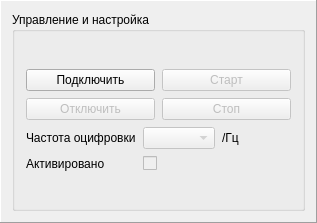
Above: src/resources/frm_online_control_device.ui from mcsltd/mcs-inRat-planner before the change. Below: the same form after it.
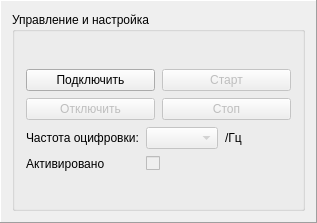
That is the form after the change.

Commit message: ui: hide gain changed widget

```diff
--- a/src/resources/frm_online_control_device.ui
+++ b/src/resources/frm_online_control_device.ui
@@ -105,7 +105,7 @@
           <item row="0" column="0">
            <widget class="QLabel" name="labelSampleFreq">
             <property name="text">
-             <string>Частота оцифровки</string>
+             <string>Частота оцифровки:</string>
             </property>
            </widget>
           </item>
```
The commit also changes 7 other files.
